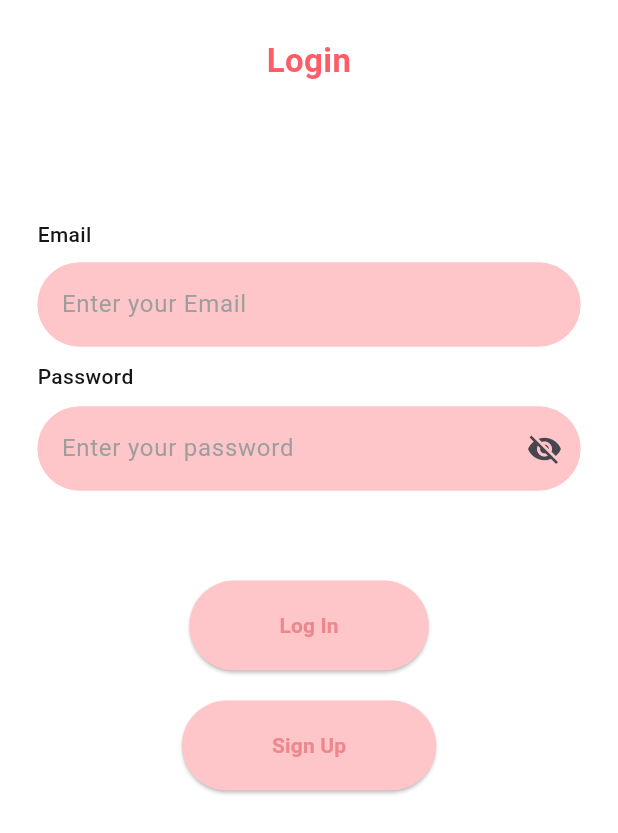
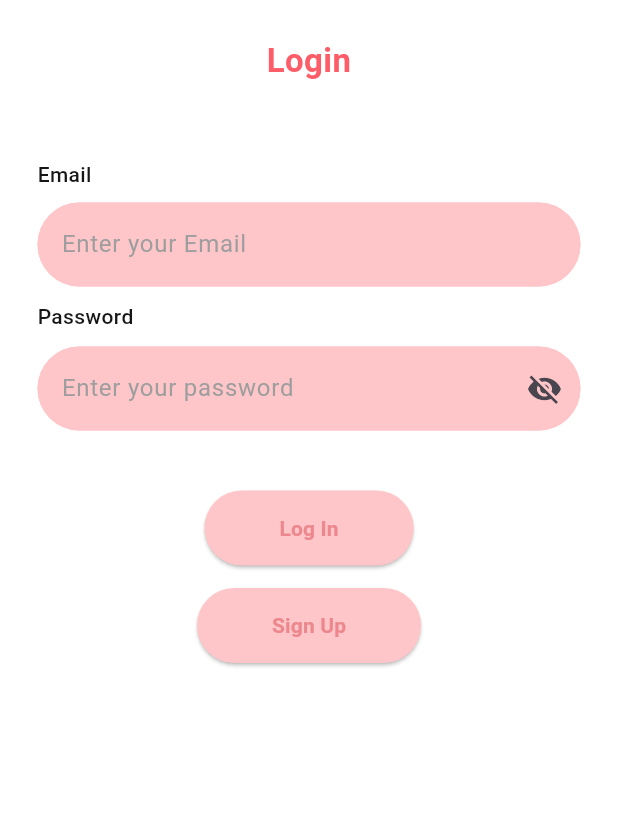
Before and after one commit to MariamAdly8/SizzleShare, a Flutter app: the screen it shows after launch, on a phone screen of 412 x 824 dp. Shown: the top 833 px of the screen. Run offline on Flutter 3.47's test engine with Material 3 defaults, Android fonts, the phone set to English and light mode, and no system bars; our stand-ins replace cloud_firestore, email_validator, firebase_auth, firebase_core; accounts and stored records are empty.

Commit message:
final for first term

```diff
--- a/lib/LoginPage.dart
+++ b/lib/LoginPage.dart
@@ -26,13 +26,11 @@ class _LoginPageState extends State<LoginPage> {
     }
 
     try {
-      // تسجيل الدخول مباشرة
       await _auth.signInWithEmailAndPassword(
         email: email,
         password: password,
       );
 
-      // نجاح تسجيل الدخول → الانتقال للصفحة الرئيسية
       Navigator.pushReplacement(
         context,
         MaterialPageRoute(builder: (context) => HomePage()),
@@ -68,7 +66,10 @@ class _LoginPageState extends State<LoginPage> {
   Widget build(BuildContext context) {
     return Scaffold(
       backgroundColor: Colors.white,
+      resizeToAvoidBottomInset: true, // Allows UI to resize when keyboard appears
       body: SafeArea(
+        child: SingleChildScrollView( // Enables scrolling when content overflows
+          keyboardDismissBehavior: ScrollViewKeyboardDismissBehavior.onDrag, // Dismisses keyboard on drag
           child: Padding(
             padding: const EdgeInsets.all(25.0),
             child: Column(
@@ -85,25 +86,29 @@ class _LoginPageState extends State<LoginPage> {
                     textAlign: TextAlign.center,
                   ),
                 ),
-              SizedBox(height: 90.0),
-              Text('Email',
+                SizedBox(height: 50.0), // Reduced spacing for better layout
+                Text(
+                  'Email',
                   style: TextStyle(
                     color: Color.fromARGB(255, 22, 22, 22),
                     fontSize: 14,
                     fontWeight: FontWeight.w500,
-                  )),
+                  ),
+                ),
                 SizedBox(height: 9.0),
                 CustomTextField(
                   controller: _emailController,
                   hintText: 'Enter your Email',
                 ),
                 SizedBox(height: 10.0),
-              Text('Password',
+                Text(
+                  'Password',
                   style: TextStyle(
                     color: Color.fromARGB(255, 22, 22, 22),
                     fontSize: 14,
                     fontWeight: FontWeight.w500,
-                  )),
+                  ),
+                ),
                 SizedBox(height: 10.0),
                 CustomTextField(
                   controller: _passwordController,
@@ -111,14 +116,14 @@ class _LoginPageState extends State<LoginPage> {
                   hintText: 'Enter your password',
                   suffixIcon: const Icon(Icons.visibility_off),
                 ),
-              const SizedBox(height: 60.0),
+                const SizedBox(height: 40.0), // Adjusted spacing to fit smaller screens
                 Center(
                   child: ElevatedButton(
                     onPressed: _login,
                     style: ElevatedButton.styleFrom(
                       backgroundColor: Color(0xFFFFC6C9),
                       padding: const EdgeInsets.symmetric(
-                        horizontal: 60, vertical: 20),
+                          horizontal: 50, vertical: 15), // Reduced padding
                     ),
                     child: Text(
                       'Log In',
@@ -127,7 +132,7 @@ class _LoginPageState extends State<LoginPage> {
                     ),
                   ),
                 ),
-              const SizedBox(height: 20.0),
+                const SizedBox(height: 15.0),
                 Center(
                   child: ElevatedButton(
                     onPressed: () {
@@ -139,7 +144,7 @@ class _LoginPageState extends State<LoginPage> {
                     style: ElevatedButton.styleFrom(
                       backgroundColor: Color(0xFFFFC6C9),
                       padding: const EdgeInsets.symmetric(
-                        horizontal: 60, vertical: 20),
+                          horizontal: 50, vertical: 15), // Reduced padding
                     ),
                     child: Text(
                       'Sign Up',
@@ -152,6 +157,7 @@ class _LoginPageState extends State<LoginPage> {
             ),
           ),
         ),
+      ),
     );
   }
 }
```
Also changed, not shown: lib/CategoriesPage.dart (+45 -81 lines), lib/RecipeScreen.dart (+31 -28 lines). Lines whose indentation alone changed are shown as unchanged.
